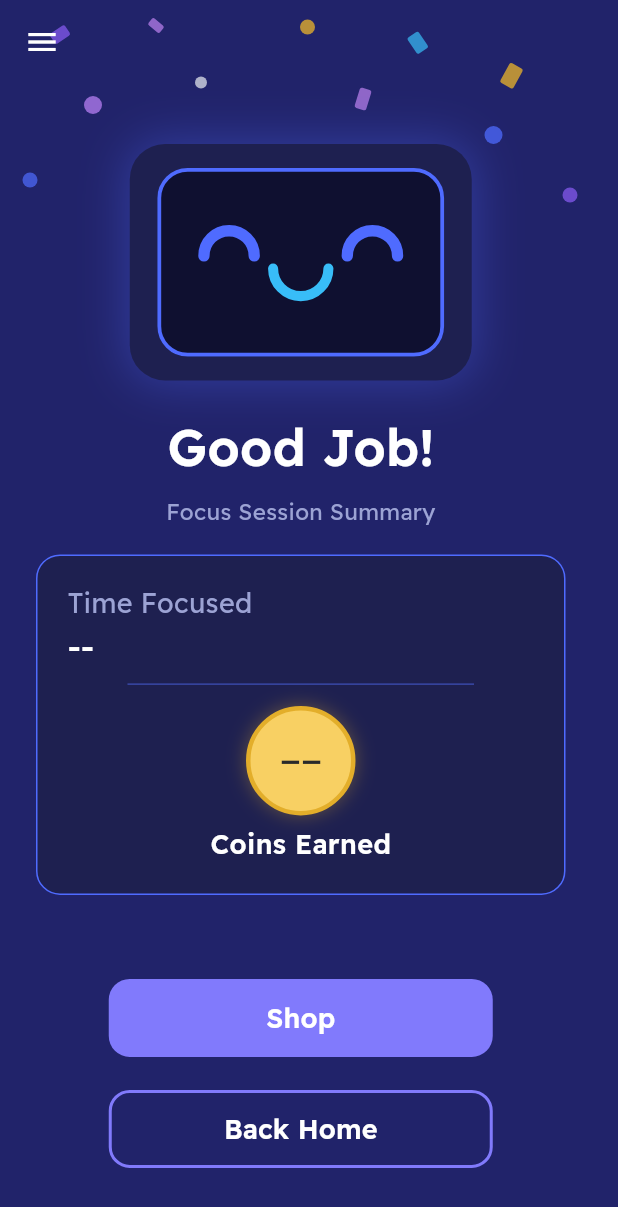
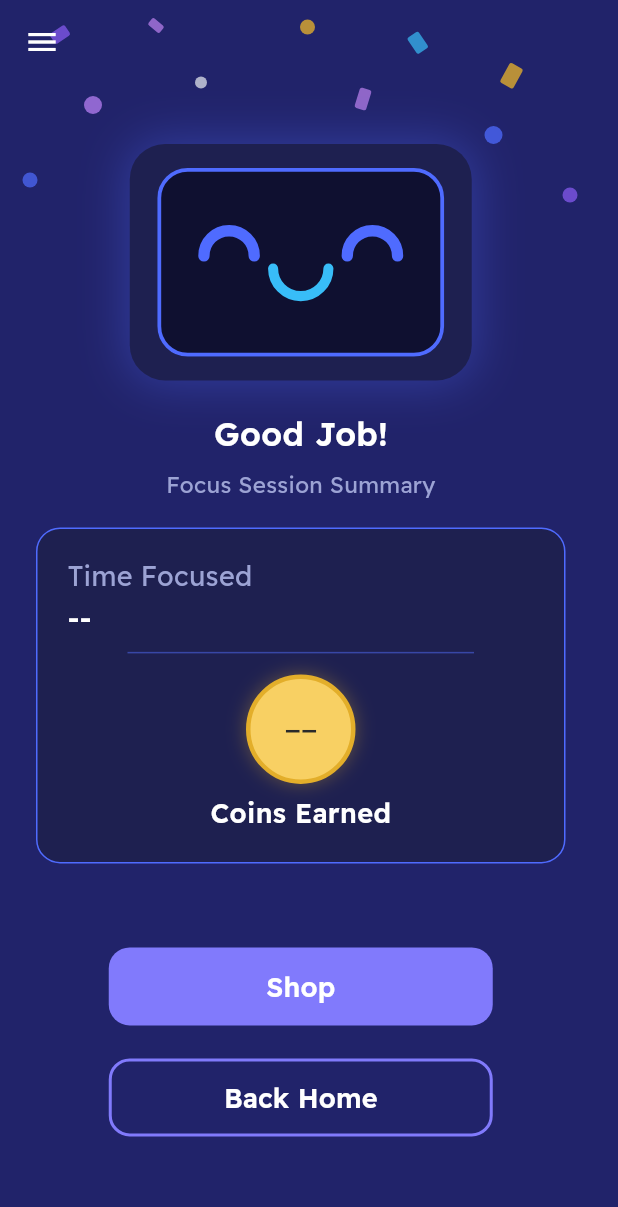
Before and after one commit to l44mz/Kaboom-Implementation, a Flutter app: the SessionCompleteScreen screen opened by its route, on a phone screen of 412 x 824 dp. Shown: the top 1207 px of the screen. Run offline on Flutter 3.47's test engine with Material 3 defaults, Android fonts, the light colour scheme and no system bars; our stand-ins replace dio, flutter_secure_storage, go_router; accounts and stored records are empty; network calls fail.

Commit message:
fix(ui): smaller font sizes, titles max 22 and body text max 18

```diff
--- a/frontend/lib/features/auth/widgets/auth_header.dart
+++ b/frontend/lib/features/auth/widgets/auth_header.dart
@@ -19,7 +19,7 @@ class AuthHeader extends StatelessWidget {
         Text(title,
             textAlign: TextAlign.center,
             style: const TextStyle(
-                fontSize: 34, height: 41 / 34, fontWeight: FontWeight.w700,
+                fontSize: 22, height: 41 / 34, fontWeight: FontWeight.w700,
                 color: AppColors.textPrimary)),
         const SizedBox(height: 4),
         Text(subtitle,
--- a/frontend/lib/features/home/screens/home_screen.dart
+++ b/frontend/lib/features/home/screens/home_screen.dart
@@ -101,7 +101,7 @@ class _HomeScreenState extends State<HomeScreen> {
           const Text(
             'Ready to Focus?',
             style: TextStyle(
-              fontSize: 32,
+              fontSize: 22,
               fontWeight: FontWeight.w600,
               color: AppColors.textPrimary,
             ),
--- a/frontend/lib/features/session/screens/session_complete_screen.dart
+++ b/frontend/lib/features/session/screens/session_complete_screen.dart
@@ -49,7 +49,7 @@ class SessionCompleteScreen extends StatelessWidget {
                   const Text(
                     'Good Job!',
                     style: TextStyle(
-                      fontSize: 34,
+                      fontSize: 22,
                       fontWeight: FontWeight.w600,
                       color: AppColors.textPrimary,
                     ),
@@ -140,7 +140,7 @@ class _SummaryCard extends StatelessWidget {
           Text(
             result?.timeFocusedLabel ?? '--',
             style: const TextStyle(
-              fontSize: 20,
+              fontSize: 18,
               fontWeight: FontWeight.w600,
               color: AppColors.textPrimary,
             ),
@@ -195,7 +195,7 @@ class _Coin extends StatelessWidget {
       child: Text(
         amount?.toString() ?? '--',
         style: AppTheme.numberStyle.copyWith(
-          fontSize: 28,
+          fontSize: 22,
           color: const Color(0xFF2A2A2A),
         ),
       ),
```
